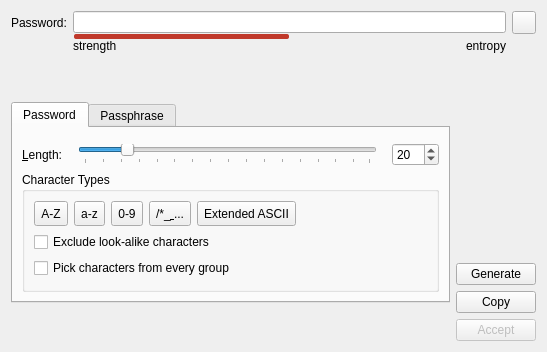
This is src/gui/PasswordGeneratorWidget.ui in iluminat23/keepassxc-debian as Qt 5 draws it before an edit. The edited form follows.
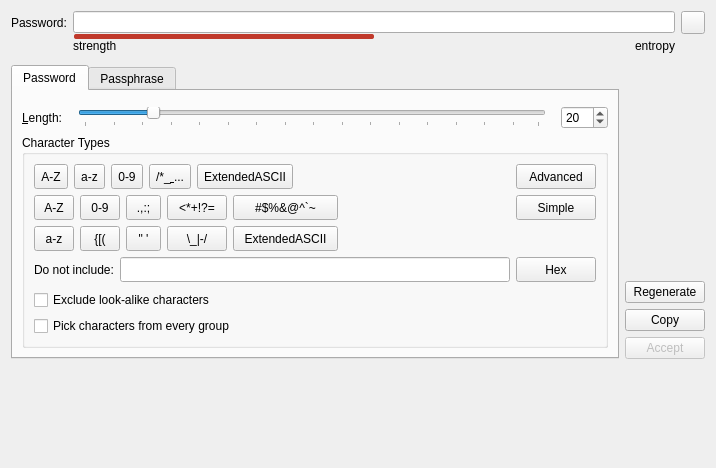
This is the edited form. Custom widgets are drawn as their Qt base class.

Patch:
```diff
--- a/src/gui/PasswordGeneratorWidget.ui
+++ b/src/gui/PasswordGeneratorWidget.ui
@@ -6,8 +6,8 @@
    <rect>
     <x>0</x>
     <y>0</y>
-    <width>547</width>
-    <height>352</height>
+    <width>716</width>
+    <height>468</height>
    </rect>
   </property>
   <property name="sizePolicy">
@@ -25,6 +25,9 @@
    </property>
    <item>
     <layout class="QGridLayout" name="passwordFieldLayout">
+     <property name="sizeConstraint">
+      <enum>QLayout::SetMinimumSize</enum>
+     </property>
      <property name="bottomMargin">
       <number>0</number>
      </property>
@@ -173,10 +176,13 @@
    </item>
    <item>
     <layout class="QHBoxLayout" name="horizontalLayout">
+     <property name="sizeConstraint">
+      <enum>QLayout::SetMinimumSize</enum>
+     </property>
      <item>
       <widget class="QTabWidget" name="tabWidget">
        <property name="sizePolicy">
-        <sizepolicy hsizetype="Expanding" vsizetype="Fixed">
+        <sizepolicy hsizetype="Expanding" vsizetype="Minimum">
          <horstretch>0</horstretch>
          <verstretch>0</verstretch>
         </sizepolicy>
@@ -197,14 +203,44 @@
         <layout class="QGridLayout" name="gridLayout">
          <item row="1" column="0">
           <layout class="QHBoxLayout" name="optionsLayout">
+           <property name="sizeConstraint">
+            <enum>QLayout::SetMinimumSize</enum>
+           </property>
            <item>
             <widget class="QGroupBox" name="groupBox">
+             <property name="minimumSize">
+              <size>
+               <width>580</width>
+               <height>0</height>
+              </size>
+             </property>
              <property name="title">
               <string>Character Types</string>
              </property>
              <layout class="QVBoxLayout" name="verticalLayout">
+              <property name="sizeConstraint">
+               <enum>QLayout::SetMinimumSize</enum>
+              </property>
               <item>
-               <layout class="QHBoxLayout" name="alphabetLayout" stretch="0,0,0,0,1,0">
+               <widget class="QWidget" name="simpleBar" native="true">
+                <layout class="QHBoxLayout" name="horizontalLayout_4">
+                 <property name="leftMargin">
+                  <number>0</number>
+                 </property>
+                 <property name="topMargin">
+                  <number>0</number>
+                 </property>
+                 <property name="rightMargin">
+                  <number>0</number>
+                 </property>
+                 <property name="bottomMargin">
+                  <number>0</number>
+                 </property>
+                 <item>
+                  <layout class="QHBoxLayout" name="alphabetLayout" stretch="0,0,0,0,0,0,0">
+                   <property name="sizeConstraint">
+                    <enum>QLayout::SetMinimumSize</enum>
+                   </property>
                 <item>
                  <widget class="QToolButton" name="checkBoxUpper">
                   <property name="minimumSize">
@@ -282,6 +318,9 @@
                 </item>
                 <item>
                  <widget class="QToolButton" name="checkBoxSpecialChars">
+                     <property name="enabled">
+                      <bool>true</bool>
+                     </property>
                   <property name="minimumSize">
                    <size>
                     <width>0</width>
@@ -326,7 +365,7 @@
                    <string>Extended ASCII</string>
                   </property>
                   <property name="text">
-                   <string>Extended ASCII</string>
+                      <string>ExtendedASCII</string>
                   </property>
                   <property name="checkable">
                    <bool>true</bool>
@@ -349,7 +388,447 @@
                   </property>
                  </spacer>
                 </item>
-               </layout>
+                   <item>
+                    <widget class="QPushButton" name="buttonAdvancedMode">
+                     <property name="minimumSize">
+                      <size>
+                       <width>0</width>
+                       <height>25</height>
+                      </size>
+                     </property>
+                     <property name="toolTip">
+                      <string>Switch to advanced mode</string>
+                     </property>
+                     <property name="text">
+                      <string>Advanced</string>
+                     </property>
+                     <attribute name="buttonGroup">
+                      <string notr="true">optionButtons</string>
+                     </attribute>
+                    </widget>
+                   </item>
+                  </layout>
+                 </item>
+                </layout>
+               </widget>
+              </item>
+              <item>
+               <widget class="QWidget" name="advancedBar" native="true">
+                <property name="enabled">
+                 <bool>true</bool>
+                </property>
+                <layout class="QHBoxLayout" name="horizontalLayout_5">
+                 <property name="leftMargin">
+                  <number>0</number>
+                 </property>
+                 <property name="topMargin">
+                  <number>0</number>
+                 </property>
+                 <property name="rightMargin">
+                  <number>0</number>
+                 </property>
+                 <property name="bottomMargin">
+                  <number>0</number>
+                 </property>
+                 <item>
+                  <layout class="QVBoxLayout" name="verticalLayout_4">
+                   <property name="sizeConstraint">
+                    <enum>QLayout::SetMinimumSize</enum>
+                   </property>
+                   <item>
+                    <widget class="QToolButton" name="checkBoxUpperAdv">
+                     <property name="minimumSize">
+                      <size>
+                       <width>40</width>
+                       <height>25</height>
+                      </size>
+                     </property>
+                     <property name="focusPolicy">
+                      <enum>Qt::StrongFocus</enum>
+                     </property>
+                     <property name="toolTip">
+                      <string>Upper Case Letters A to F</string>
+                     </property>
+                     <property name="text">
+                      <string>A-Z</string>
+                     </property>
+                     <property name="checkable">
+                      <bool>true</bool>
+                     </property>
+                     <attribute name="buttonGroup">
+                      <string notr="true">optionButtons</string>
+                     </attribute>
+                    </widget>
+                   </item>
+                   <item>
+                    <widget class="QToolButton" name="checkBoxLowerAdv">
+                     <property name="minimumSize">
+                      <size>
+                       <width>40</width>
+                       <height>25</height>
+                      </size>
+                     </property>
+                     <property name="focusPolicy">
+                      <enum>Qt::StrongFocus</enum>
+                     </property>
+                     <property name="toolTip">
+                      <string>Lower Case Letters A to F</string>
+                     </property>
+                     <property name="text">
+                      <string>a-z</string>
+                     </property>
+                     <property name="checkable">
+                      <bool>true</bool>
+                     </property>
+                     <attribute name="buttonGroup">
+                      <string notr="true">optionButtons</string>
+                     </attribute>
+                    </widget>
+                   </item>
+                  </layout>
+                 </item>
+                 <item>
+                  <layout class="QVBoxLayout" name="verticalLayout_6">
+                   <property name="sizeConstraint">
+                    <enum>QLayout::SetMinimumSize</enum>
+                   </property>
+                   <item>
+                    <widget class="QToolButton" name="checkBoxNumbersAdv">
+                     <property name="minimumSize">
+                      <size>
+                       <width>40</width>
+                       <height>25</height>
+                      </size>
+                     </property>
+                     <property name="focusPolicy">
+                      <enum>Qt::StrongFocus</enum>
+                     </property>
+                     <property name="toolTip">
+                      <string>Numbers</string>
+                     </property>
+                     <property name="text">
+                      <string>0-9</string>
+                     </property>
+                     <property name="checkable">
+                      <bool>true</bool>
+                     </property>
+                     <attribute name="buttonGroup">
+                      <string notr="true">optionButtons</string>
+                     </attribute>
+                    </widget>
+                   </item>
+                   <item>
+                    <widget class="QToolButton" name="checkBoxBraces">
+                     <property name="minimumSize">
+                      <size>
+                       <width>40</width>
+                       <height>25</height>
+                      </size>
+                     </property>
+                     <property name="focusPolicy">
+                      <enum>Qt::StrongFocus</enum>
+                     </property>
+                     <property name="toolTip">
+                      <string>Braces</string>
+                     </property>
+                     <property name="text">
+                      <string>{[(</string>
+                     </property>
+                     <property name="checkable">
+                      <bool>true</bool>
+                     </property>
+                     <attribute name="buttonGroup">
+                      <string notr="true">optionButtons</string>
+                     </attribute>
+                    </widget>
+                   </item>
+                  </layout>
+                 </item>
+                 <item>
+                  <layout class="QVBoxLayout" name="verticalLayout_7">
+                   <property name="sizeConstraint">
+                    <enum>QLayout::SetMinimumSize</enum>
+                   </property>
+                   <item>
+                    <widget class="QToolButton" name="checkBoxPunctuation">
+                     <property name="minimumSize">
+                      <size>
+                       <width>35</width>
+                       <height>25</height>
+                      </size>
+                     </property>
+                     <property name="focusPolicy">
+                      <enum>Qt::StrongFocus</enum>
+                     </property>
+                     <property name="toolTip">
+                      <string>Punctuation</string>
+                     </property>
+                     <property name="text">
+                      <string>.,:;</string>
+                     </property>
+                     <property name="checkable">
+                      <bool>true</bool>
+                     </property>
+                     <attribute name="buttonGroup">
+                      <string notr="true">optionButtons</string>
+                     </attribute>
+                    </widget>
+                   </item>
+                   <item>
+                    <widget class="QToolButton" name="checkBoxQuotes">
+                     <property name="minimumSize">
+                      <size>
+                       <width>35</width>
+                       <height>25</height>
+                      </size>
+                     </property>
+                     <property name="focusPolicy">
+                      <enum>Qt::StrongFocus</enum>
+                     </property>
+                     <property name="toolTip">
+                      <string>Quotes</string>
+                     </property>
+                     <property name="text">
+                      <string>&quot; '</string>
+                     </property>
+                     <property name="checkable">
+                      <bool>true</bool>
+                     </property>
+                     <attribute name="buttonGroup">
+                      <string notr="true">optionButtons</string>
+                     </attribute>
+                    </widget>
+                   </item>
+                  </layout>
+                 </item>
+                 <item>
+                  <layout class="QVBoxLayout" name="verticalLayout_8">
+                   <property name="sizeConstraint">
+                    <enum>QLayout::SetMinimumSize</enum>
+                   </property>
+                   <item>
+                    <widget class="QToolButton" name="checkBoxMath">
+                     <property name="minimumSize">
+                      <size>
+                       <width>60</width>
+                       <height>25</height>
+                      </size>
+                     </property>
+                     <property name="focusPolicy">
+                      <enum>Qt::StrongFocus</enum>
+                     </property>
+                     <property name="toolTip">
+                      <string>Math</string>
+                     </property>
+                     <property name="text">
+                      <string>&lt;*+!?=</string>
+                     </property>
+                     <property name="checkable">
+                      <bool>true</bool>
+                     </property>
+                     <attribute name="buttonGroup">
+                      <string notr="true">optionButtons</string>
+                     </attribute>
+                    </widget>
+                   </item>
+                   <item>
+                    <widget class="QToolButton" name="checkBoxDashes">
+                     <property name="minimumSize">
+                      <size>
+                       <width>60</width>
+                       <height>25</height>
+                      </size>
+                     </property>
+                     <property name="focusPolicy">
+                      <enum>Qt::StrongFocus</enum>
+                     </property>
+                     <property name="toolTip">
+                      <string>Dashes</string>
+                     </property>
+                     <property name="text">
+                      <string>\_|-/</string>
+                     </property>
+                     <property name="checkable">
+                      <bool>true</bool>
+                     </property>
+                     <attribute name="buttonGroup">
+                      <string notr="true">optionButtons</string>
+                     </attribute>
+                    </widget>
+                   </item>
+                  </layout>
+                 </item>
+                 <item>
+                  <layout class="QVBoxLayout" name="verticalLayout_9">
+                   <property name="sizeConstraint">
+                    <enum>QLayout::SetMinimumSize</enum>
+                   </property>
+                   <item>
+                    <widget class="QToolButton" name="checkBoxLogograms">
+                     <property name="minimumSize">
+                      <size>
+                       <width>105</width>
+                       <height>25</height>
+                      </size>
+                     </property>
+                     <property name="focusPolicy">
+                      <enum>Qt::StrongFocus</enum>
+                     </property>
+                     <property name="toolTip">
+                      <string>Logograms</string>
+                     </property>
+                     <property name="text">
+                      <string>#$%&amp;&amp;@^`~</string>
+                     </property>
+                     <property name="checkable">
+                      <bool>true</bool>
+                     </property>
+                     <attribute name="buttonGroup">
+                      <string notr="true">optionButtons</string>
+                     </attribute>
+                    </widget>
+                   </item>
+                   <item>
+                    <widget class="QToolButton" name="checkBoxExtASCIIAdv">
+                     <property name="minimumSize">
+                      <size>
+                       <width>105</width>
+                       <height>25</height>
+                      </size>
+                     </property>
+                     <property name="focusPolicy">
+                      <enum>Qt::StrongFocus</enum>
+                     </property>
+                     <property name="toolTip">
+                      <string>Extended ASCII</string>
+                     </property>
+                     <property name="text">
+                      <string>ExtendedASCII</string>
+                     </property>
+                     <property name="checkable">
+                      <bool>true</bool>
+                     </property>
+                     <attribute name="buttonGroup">
+                      <string notr="true">optionButtons</string>
+                     </attribute>
+                    </widget>
+                   </item>
+                  </layout>
+                 </item>
+                 <item>
+                  <spacer name="horizontalSpacer_3">
+                   <property name="orientation">
+                    <enum>Qt::Horizontal</enum>
+                   </property>
+                   <property name="sizeHint" stdset="0">
+                    <size>
+                     <width>40</width>
+                     <height>20</height>
+                    </size>
+                   </property>
+                  </spacer>
+                 </item>
+                 <item>
+                  <layout class="QVBoxLayout" name="verticalLayout_10">
+                   <property name="sizeConstraint">
+                    <enum>QLayout::SetMinimumSize</enum>
+                   </property>
+                   <item alignment="Qt::AlignTop">
+                    <widget class="QPushButton" name="buttonSimpleMode">
+                     <property name="minimumSize">
+                      <size>
+                       <width>0</width>
+                       <height>25</height>
+                      </size>
+                     </property>
+                     <property name="toolTip">
+                      <string>Switch to simple mode</string>
+                     </property>
+                     <property name="text">
+                      <string>Simple</string>
+                     </property>
+                     <attribute name="buttonGroup">
+                      <string notr="true">optionButtons</string>
+                     </attribute>
+                    </widget>
+                   </item>
+                  </layout>
+                 </item>
+                </layout>
+               </widget>
+              </item>
+              <item>
+               <widget class="QWidget" name="excludedChars" native="true">
+                <property name="enabled">
+                 <bool>true</bool>
+                </property>
+                <layout class="QGridLayout" name="gridLayout_5">
+                 <property name="leftMargin">
+                  <number>0</number>
+                 </property>
+                 <property name="topMargin">
+                  <number>0</number>
+                 </property>
+                 <property name="rightMargin">
+                  <number>0</number>
+                 </property>
+                 <property name="bottomMargin">
+                  <number>0</number>
+                 </property>
+                 <item row="0" column="1">
+                  <widget class="QLineEdit" name="editExcludedChars">
+                   <property name="minimumSize">
+                    <size>
+                     <width>0</width>
+                     <height>25</height>
+                    </size>
+                   </property>
+                   <property name="toolTip">
+                    <string>Character set to exclude from generated password</string>
+                   </property>
+                   <property name="clearButtonEnabled">
+                    <bool>true</bool>
+                   </property>
+                  </widget>
+                 </item>
+                 <item row="0" column="0">
+                  <widget class="QLabel" name="labelExcludedChars">
+                   <property name="text">
+                    <string>Do not include:</string>
+                   </property>
+                  </widget>
+                 </item>
+                 <item row="0" column="2">
+                  <widget class="QPushButton" name="buttonAddHex">
+                   <property name="minimumSize">
+                    <size>
+                     <width>0</width>
+                     <height>25</height>
+                    </size>
+                   </property>
+                   <property name="toolTip">
+                    <string>Add non-hex letters to &quot;do not include&quot; list</string>
+                   </property>
+                   <property name="text">
+                    <string>Hex</string>
+                   </property>
+                  </widget>
+                 </item>
+                </layout>
+               </widget>
+              </item>
+              <item>
+               <spacer name="verticalSpacer_2">
+                <property name="orientation">
+                 <enum>Qt::Vertical</enum>
+                </property>
+                <property name="sizeHint" stdset="0">
+                 <size>
+                  <width>20</width>
+                  <height>0</height>
+                 </size>
+                </property>
+               </spacer>
               </item>
               <item>
                <widget class="QCheckBox" name="checkBoxExcludeAlike">
@@ -381,6 +860,9 @@
            <property name="spacing">
             <number>15</number>
            </property>
+           <property name="sizeConstraint">
+            <enum>QLayout::SetMinimumSize</enum>
+           </property>
            <property name="topMargin">
             <number>6</number>
            </property>
@@ -560,7 +1042,7 @@
        <item>
         <widget class="QPushButton" name="buttonGenerate">
          <property name="text">
-          <string>Generate</string>
+          <string>Regenerate</string>
          </property>
         </widget>
        </item>
@@ -586,7 +1068,17 @@
     </layout>
    </item>
    <item>
-    <layout class="QHBoxLayout" name="horizontalLayout_4"/>
+    <spacer name="verticalSpacer_4">
+     <property name="orientation">
+      <enum>Qt::Vertical</enum>
+     </property>
+     <property name="sizeHint" stdset="0">
+      <size>
+       <width>0</width>
+       <height>0</height>
+      </size>
+     </property>
+    </spacer>
    </item>
   </layout>
  </widget>
```
Left out of the diff: 40 changed lines with no effect on the pictures. Lines whose indentation alone changed are shown as unchanged.
